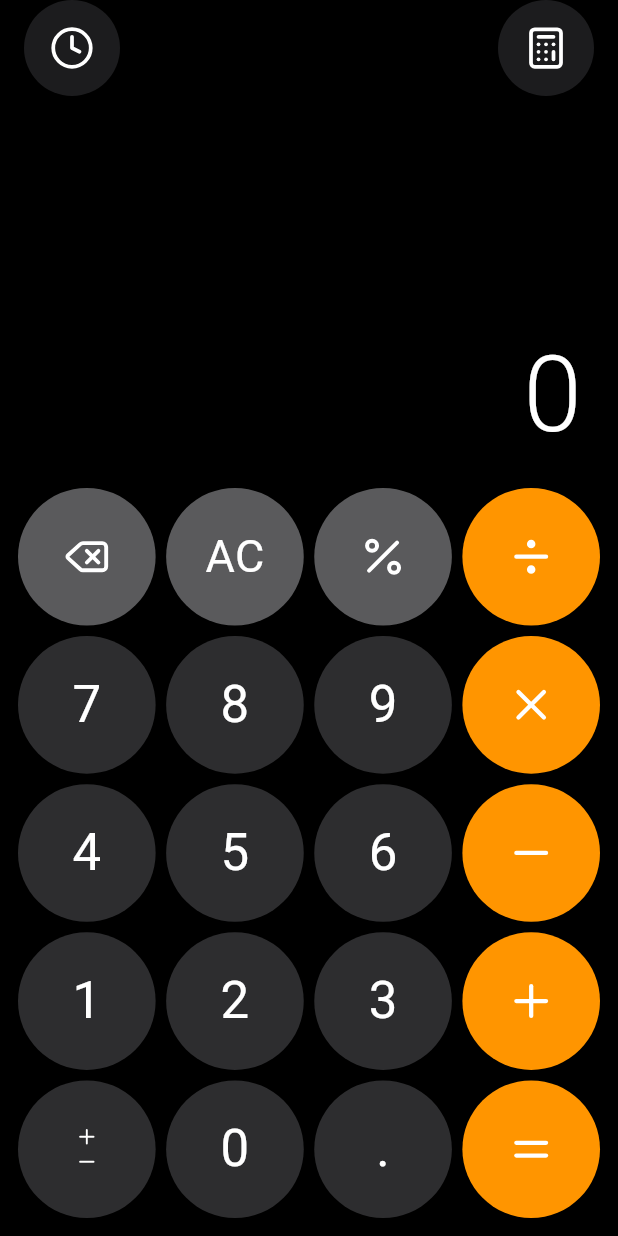
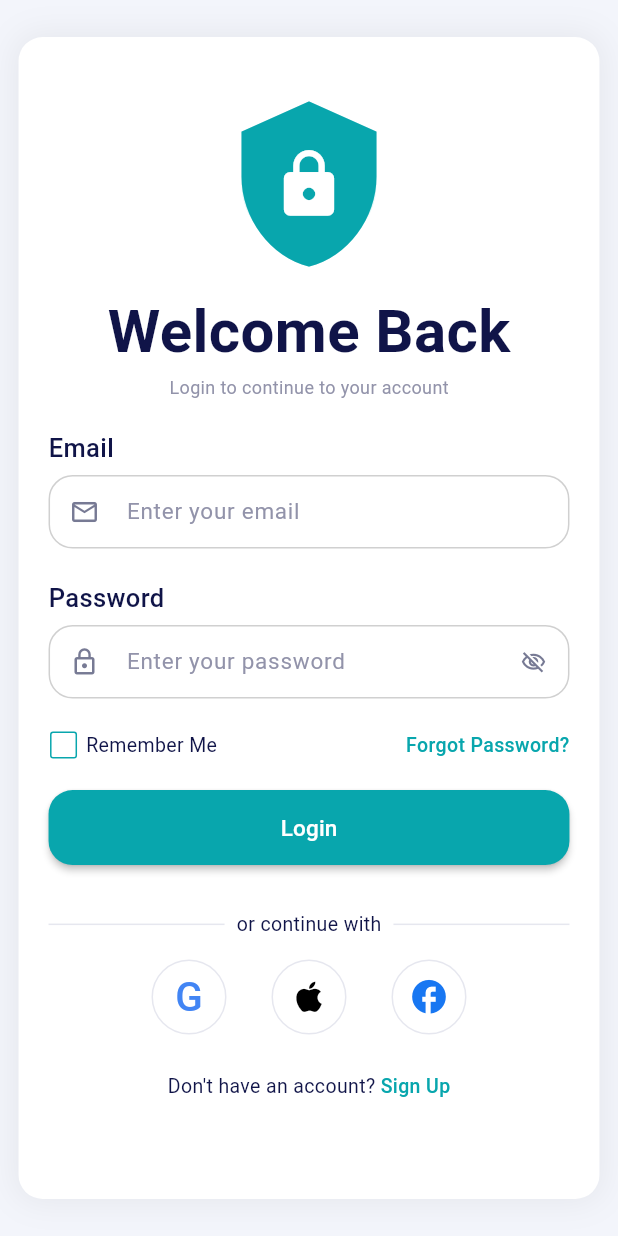
Before and after one commit to Sakshimakwana/calculator, a Flutter app: the screen it shows after launch, on a phone screen of 412 x 824 dp. Run offline on Flutter 3.47's test engine with Material 3 defaults, Android fonts, the phone set to English and light mode, and no system bars; our stand-ins replace font_awesome_flutter, google_fonts, lucide_icons_flutter.

Commit message:
Implement login screen UI and logic

```diff
--- /dev/null
+++ b/lib/Login_page_T14/login_screen.dart
@@ -0,0 +1,229 @@
+import 'package:app_matic_tech_flutter_app/Login_page_T14/widgets/login_button.dart';
+import 'package:app_matic_tech_flutter_app/Login_page_T14/widgets/login_header.dart';
+import 'package:app_matic_tech_flutter_app/Login_page_T14/widgets/login_text_field.dart';
+import 'package:app_matic_tech_flutter_app/Login_page_T14/widgets/remember_me_row.dart';
+import 'package:app_matic_tech_flutter_app/Login_page_T14/widgets/special_login_button.dart';
+import 'package:flutter/material.dart';
+import 'package:app_matic_tech_flutter_app/Login_page_T14/theme/login_app_colors.dart';
+import 'package:app_matic_tech_flutter_app/Login_page_T14/theme/login_typogarphy.dart';
+
+class LoginScreen extends StatefulWidget {
+  const LoginScreen({super.key});
+
+  @override
+  State<LoginScreen> createState() => _LoginScreenState();
+}
+
+class _LoginScreenState extends State<LoginScreen> {
+  final emailController = TextEditingController();
+  final passwordController = TextEditingController();
+
+  final emailFocusNode = FocusNode();
+  final passwordFocusNode = FocusNode();
+
+  bool obscurePassword = true;
+  bool rememberMe = false;
+  bool isLoading = false;
+
+  @override
+  void dispose() {
+    emailController.dispose();
+    passwordController.dispose();
+    emailFocusNode.dispose();
+    passwordFocusNode.dispose();
+    super.dispose();
+  }
+
+  Future<void> login() async {
+    FocusScope.of(context).unfocus();
+
+    setState(() {
+      isLoading = true;
+    });
+
+    await Future.delayed(const Duration(seconds: 2));
+
+    if (!mounted) return;
+
+    setState(() {
+      isLoading = false;
+    });
+  }
+
+  @override
+  Widget build(BuildContext context) {
+    return Scaffold(
+      backgroundColor: AppColors.background,
+      body: SafeArea(
+        child: Center(
+          child: FractionallySizedBox(
+            widthFactor: 0.94,
+            heightFactor: 0.94,
+            child: ConstrainedBox(
+              constraints: const BoxConstraints(
+                maxWidth: 600,
+              ),
+              child: Container(
+                padding: const EdgeInsets.fromLTRB(
+                  20,
+                  28,
+                  20,
+                  20,
+                ),
+                decoration: BoxDecoration(
+                  color: AppColors.white,
+                  borderRadius: BorderRadius.circular(16),
+                  boxShadow: [
+                    BoxShadow(
+                      color: Colors.black.withOpacity(0.06),
+                      blurRadius: 18,
+                      spreadRadius: 2,
+                    ),
+                  ],
+                ),
+                child: SingleChildScrollView(
+                  child: Column(
+                    mainAxisSize: MainAxisSize.min,
+                    children: [
+                      const LoginHeader(),
+
+                      const SizedBox(height: 20),
+
+                      LoginTextField(
+                        controller: emailController,
+                        focusNode: emailFocusNode,
+                        nextFocusNode: passwordFocusNode,
+                        label: 'Email',
+                        hint: 'Enter your email',
+                        prefixIcon: Icons.mail_outline,
+                        keyboardType: TextInputType.emailAddress,
+                      ),
+
+                      const SizedBox(height: 20),
+
+                      LoginTextField(
+                        controller: passwordController,
+                        focusNode: passwordFocusNode,
+                        label: 'Password',
+                        hint: 'Enter your password',
+                        prefixIcon: Icons.lock_outline,
+                        keyboardType: TextInputType.visiblePassword,
+                        obscureText: obscurePassword,
+                        suffixIcon: IconButton(
+                          onPressed: () {
+                            setState(() {
+                              obscurePassword = !obscurePassword;
+                            });
+                          },
+                          icon: Icon(
+                            obscurePassword
+                                ? Icons.visibility_off_outlined
+                                : Icons.visibility_outlined,
+                            size: 17,
+                            color: AppColors.icon,
+                          ),
+                        ),
+                      ),
+
+                      const SizedBox(height: 20),
+
+                      RememberMeRow(
+                        value: rememberMe,
+                        onChanged: (value) {
+                          setState(() {
+                            rememberMe = value;
+                          });
+                        },
+                      ),
+
+                      const SizedBox(height: 20),
+
+                      LoginButton(
+                        isLoading: isLoading,
+                        onPressed: login,
+                      ),
+
+                      const SizedBox(height: 30),
+
+                      Row(
+                        children: [
+                          const Expanded(
+                            child: Divider(
+                              color: AppColors.lightBorder,
+                            ),
+                          ),
+                          const Padding(
+                            padding: EdgeInsets.symmetric(horizontal: 8),
+                            child: Text(
+                              'or continue with',
+                              style: AppTypography.small,
+                            ),
+                          ),
+                          const Expanded(
+                            child: Divider(
+                              color: AppColors.lightBorder,
+                            ),
+                          ),
+                        ],
+                      ),
+
+                      const SizedBox(height: 14),
+
+                      Row(
+                        mainAxisAlignment: MainAxisAlignment.center,
+                        children: [
+                          SocialLoginButton(
+                            icon: const Text(
+                              'G',
+                              style: TextStyle(
+                                fontSize: 27,
+                                fontWeight: FontWeight.w500,
+                                color: Color(0xFF4285F4),
+                              ),
+                            ),
+                          ),
+                          const SizedBox(width: 30),
+                          const SocialLoginButton(
+                            icon: Icon(
+                              Icons.apple,
+                              size: 27,
+                              color: Colors.black,
+                            ),
+                          ),
+                          const SizedBox(width: 30),
+                          const SocialLoginButton(
+                            icon: Icon(
+                              Icons.facebook,
+                              size: 27,
+                              color: Color(0xFF1877F2),
+                            ),
+                          ),
+                        ],
+                      ),
+
+                      const SizedBox(height: 25),
+
+                      Row(
+                        mainAxisAlignment: MainAxisAlignment.center,
+                        children: [
+                          const Text(
+                            "Don't have an account? ",
+                            style: AppTypography.small,
+                          ),
+                          const Text(
+                            'Sign Up',
+                            style: AppTypography.link,
+                          ),
+                        ],
+                      ),
+                    ],
+                  ),
+                ),
+              ),
+            ),
+          ),
+        ),
+      ),
+    );
+  }
+}
--- /dev/null
+++ b/lib/Login_page_T14/theme/login_app_colors.dart
@@ -0,0 +1,16 @@
+import 'package:flutter/material.dart';
+
+class AppColors {
+  static const background = Color(0xFFF3F5FB);
+  static const white = Colors.white;
+
+  static const primary = Color(0xFF08A6AD);
+  static const primaryLight = Color(0xFFE3F7F7);
+
+  static const text = Color(0xFF101448);
+  static const secondaryText = Color(0xFF9293AA);
+
+  static const border = Color(0xFF21B6BD);
+  static const lightBorder = Color(0xFFE6E7EF);
+  static const icon = Color(0xFF777A94);
+}
--- /dev/null
+++ b/lib/Login_page_T14/theme/login_typogarphy.dart
@@ -0,0 +1,48 @@
+import 'package:flutter/material.dart';
+import 'package:app_matic_tech_flutter_app/Login_page_T14/theme/login_app_colors.dart';
+
+class AppTypography {
+  static const title = TextStyle(
+    fontSize: 40,
+    fontWeight: FontWeight.w700,
+    color: AppColors.text,
+  );
+
+  static const subtitle = TextStyle(
+    fontSize: 12,
+    color: AppColors.secondaryText,
+  );
+
+  static const label = TextStyle(
+    fontSize: 17,
+    fontWeight: FontWeight.w500,
+    color: AppColors.text,
+  );
+
+  static const input = TextStyle(
+    fontSize: 14,
+    color: AppColors.text,
+  );
+
+  static const hint = TextStyle(
+    fontSize: 15,
+    color: AppColors.secondaryText,
+  );
+
+  static const small = TextStyle(
+    fontSize: 13,
+    color: AppColors.text,
+  );
+
+  static const link = TextStyle(
+    fontSize: 13,
+    color: AppColors.primary,
+    fontWeight: FontWeight.w500,
+  );
+
+  static const button = TextStyle(
+    fontSize: 15,
+    fontWeight: FontWeight.w500,
+    color: Colors.white,
+  );
+}
--- /dev/null
+++ b/lib/Login_page_T14/widgets/login_button.dart
@@ -0,0 +1,47 @@
+import 'package:flutter/material.dart';
+import 'package:app_matic_tech_flutter_app/Login_page_T14/theme/login_typogarphy.dart';
+import 'package:app_matic_tech_flutter_app/Login_page_T14/theme/login_app_colors.dart';
+
+class LoginButton extends StatelessWidget {
+  final bool isLoading;
+  final VoidCallback onPressed;
+
+  const LoginButton({
+    super.key,
+    required this.isLoading,
+    required this.onPressed,
+  });
+
+  @override
+  Widget build(BuildContext context) {
+    return SizedBox(
+      width: 450,
+      height: 50,
+      child: ElevatedButton(
+        onPressed: isLoading ? null : onPressed,
+        style: ElevatedButton.styleFrom(
+          backgroundColor: AppColors.primary,
+          disabledBackgroundColor: AppColors.primary,
+          elevation: 2,
+          padding: EdgeInsets.zero,
+          shape: RoundedRectangleBorder(
+            borderRadius: BorderRadius.circular(16),
+          ),
+        ),
+        child: isLoading
+            ? const SizedBox(
+          width: 15,
+          height: 15,
+          child: CircularProgressIndicator(
+            strokeWidth: 2,
+            color: Colors.white,
+          ),
+        )
+            : const Text(
+          'Login',
+          style: AppTypography.button,
+        ),
+      ),
+    );
+  }
+}
--- /dev/null
+++ b/lib/Login_page_T14/widgets/login_header.dart
@@ -0,0 +1,55 @@
+import 'package:flutter/material.dart';
+import 'package:app_matic_tech_flutter_app/Login_page_T14/theme/login_typogarphy.dart';
+import 'package:app_matic_tech_flutter_app/Login_page_T14/theme/login_app_colors.dart';
+
+class LoginHeader extends StatelessWidget {
+  const LoginHeader({super.key});
+
+  @override
+  Widget build(BuildContext context) {
+    return Column(
+      children: [
+        SizedBox(
+          width: 150,
+          height: 140,
+          child: Stack(
+            alignment: Alignment.center,
+            children: [
+              Container(
+                width: 90,
+                height: 90,
+                decoration: const BoxDecoration(
+                  color: AppColors.primaryLight,
+                  shape: BoxShape.circle,
+                ),
+              ),
+
+              const Icon(
+                Icons.shield,
+                size: 120,
+                color: AppColors.primary,
+              ),
+
+              const Icon(
+                Icons.lock,
+                size: 50,
+                color: AppColors.white,
+              ),
+            ],
+          ),
+        ),
+
+
+        const Text(
+          'Welcome Back',
+          style: AppTypography.title,
+        ),
+
+        const Text(
+          'Login to continue to your account',
+          style: AppTypography.subtitle,
+        ),
+      ],
+    );
+  }
+}
--- /dev/null
+++ b/lib/Login_page_T14/widgets/login_text_field.dart
@@ -0,0 +1,104 @@
+import 'package:flutter/material.dart';
+import 'package:app_matic_tech_flutter_app/Login_page_T14/theme/login_typogarphy.dart';
+import 'package:app_matic_tech_flutter_app/Login_page_T14/theme/login_app_colors.dart';
+
+class LoginTextField extends StatelessWidget {
+  final TextEditingController controller;
+  final FocusNode focusNode;
+  final FocusNode? nextFocusNode;
+  final String label;
+  final String hint;
+  final IconData prefixIcon;
+  final TextInputType keyboardType;
+  final bool obscureText;
+  final Widget? suffixIcon;
+
+  const LoginTextField({
+    super.key,
+    required this.controller,
+    required this.focusNode,
+    this.nextFocusNode,
+    required this.label,
+    required this.hint,
+    required this.prefixIcon,
+    required this.keyboardType,
+    this.obscureText = false,
+    this.suffixIcon,
+  });
+
+  @override
+  Widget build(BuildContext context) {
+    return Column(
+      crossAxisAlignment: CrossAxisAlignment.start,
+      children: [
+        Text(
+          label,
+          style: AppTypography.label,
+        ),
+
+        const SizedBox(height: 6),
+
+        SizedBox(
+          width: 450,
+          height: 50,
+          child: TextField(
+            controller: controller,
+            focusNode: focusNode,
+            keyboardType: keyboardType,
+            obscureText: obscureText,
+
+            textInputAction: nextFocusNode != null
+                ? TextInputAction.next
+                : TextInputAction.done,
+
+            onSubmitted: (_) {
+              if (nextFocusNode != null) {
+                FocusScope.of(context).requestFocus(nextFocusNode);
+              }
+            },
+
+            style: AppTypography.input,
+
+            decoration: InputDecoration(
+              hintText: hint,
+              hintStyle: AppTypography.hint,
+
+              prefixIcon: Icon(
+                prefixIcon,
+                size: 20,
+                color: AppColors.icon,
+              ),
+
+              suffixIcon: suffixIcon,
+
+              isDense: true,
+
+              contentPadding: const EdgeInsets.symmetric(
+                horizontal: 12,
+                vertical: 13,
+              ),
+
+              // Normal / unfocused border
+              enabledBorder: OutlineInputBorder(
+                borderRadius: BorderRadius.circular(16),
+                borderSide: const BorderSide(
+                  color: Color(0xFFD0D0D0),
+                  width: 1,
+                ),
+              ),
+
+              // Focused border
+              focusedBorder: OutlineInputBorder(
+                borderRadius: BorderRadius.circular(16),
+                borderSide: const BorderSide(
+                  color: AppColors.primary,
+                  width: 1.5,
+                ),
+              ),
+            ),
+          ),
+        ),
+      ],
+    );
+  }
+}
--- /dev/null
+++ b/lib/Login_page_T14/widgets/remember_me_row.dart
@@ -0,0 +1,51 @@
+import 'package:flutter/material.dart';
+import 'package:app_matic_tech_flutter_app/Login_page_T14/theme/login_typogarphy.dart';
+import 'package:app_matic_tech_flutter_app/Login_page_T14/theme/login_app_colors.dart';
+
+class RememberMeRow extends StatelessWidget {
+  final bool value;
+  final ValueChanged<bool> onChanged;
+
+  const RememberMeRow({
+    super.key,
+    required this.value,
+    required this.onChanged,
+  });
+
+  @override
+  Widget build(BuildContext context) {
+    return Row(
+      children: [
+        SizedBox(
+          width: 20,
+          height: 20,
+          child: Checkbox(
+            value: value,
+            onChanged: (value) {
+              onChanged(value ?? false);
+            },
+            activeColor: AppColors.primary,
+            side: const BorderSide(
+              color: AppColors.primary,
+            ),
+            shape: RoundedRectangleBorder(
+              borderRadius: BorderRadius.circular(2),
+            ),
+            materialTapTargetSize: MaterialTapTargetSize.shrinkWrap,
+          ),
+        ),
+        const SizedBox(width: 5),
+        const Text(
+          'Remember Me',
+          style: AppTypography.small,
+
+        ),
+        const Spacer(),
+        const Text(
+          'Forgot Password?',
+          style: AppTypography.link,
+        ),
+      ],
+    );
+  }
+}
--- /dev/null
+++ b/lib/Login_page_T14/widgets/special_login_button.dart
@@ -0,0 +1,28 @@
+import 'package:flutter/material.dart';
+import 'package:app_matic_tech_flutter_app/Login_page_T14/theme/login_app_colors.dart';
+
+class SocialLoginButton extends StatelessWidget {
+  final Widget icon;
+
+  const SocialLoginButton({
+    super.key,
+    required this.icon,
+  });
+
+  @override
+  Widget build(BuildContext context) {
+    return Container(
+      width: 50,
+      height: 50,
+      decoration: BoxDecoration(
+        shape: BoxShape.circle,
+        border: Border.all(
+          color: AppColors.lightBorder,
+        ),
+      ),
+      child: Center(
+        child: icon,
+      ),
+    );
+  }
+}
--- a/lib/splash_screen.dart
+++ b/lib/splash_screen.dart
@@ -1,4 +1,5 @@
 import 'dart:async';
+import 'package:app_matic_tech_flutter_app/Login_page_T14/login_screen.dart';
 import 'package:app_matic_tech_flutter_app/Product_Catalogue_T11/widgets/home_screen.dart';
 import 'package:app_matic_tech_flutter_app/contact_app_T10/contact_list_screen.dart';
 import 'package:app_matic_tech_flutter_app/dashboard_T9/dashboard_screen.dart';
@@ -35,7 +36,7 @@ class _SplashScreenState extends State<SplashScreen> {
         Navigator.pushReplacement(
           context,
           MaterialPageRoute(
-            builder: (context) => CalculatorScreen()
+            builder: (context) => LoginScreen()
           ),
         );
       },
```
